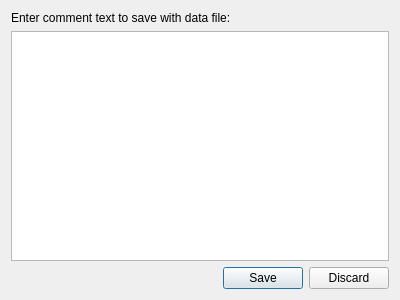
First picture: the form in gui/save_sweep.ui, repository ColumbiaCMB/mmw-source, before the edit.
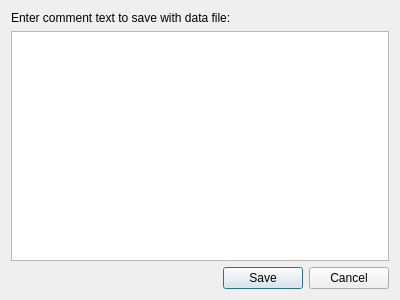
Second picture: the form after the edit.

Commit message: rearrange gui a bit

```diff
--- a/gui/save_sweep.ui
+++ b/gui/save_sweep.ui
@@ -30,7 +30,7 @@
       <enum>Qt::Horizontal</enum>
      </property>
      <property name="standardButtons">
-      <set>QDialogButtonBox::Discard|QDialogButtonBox::Save</set>
+      <set>QDialogButtonBox::Cancel|QDialogButtonBox::Save</set>
      </property>
     </widget>
    </item>
```
The commit also changes 3 other files.
